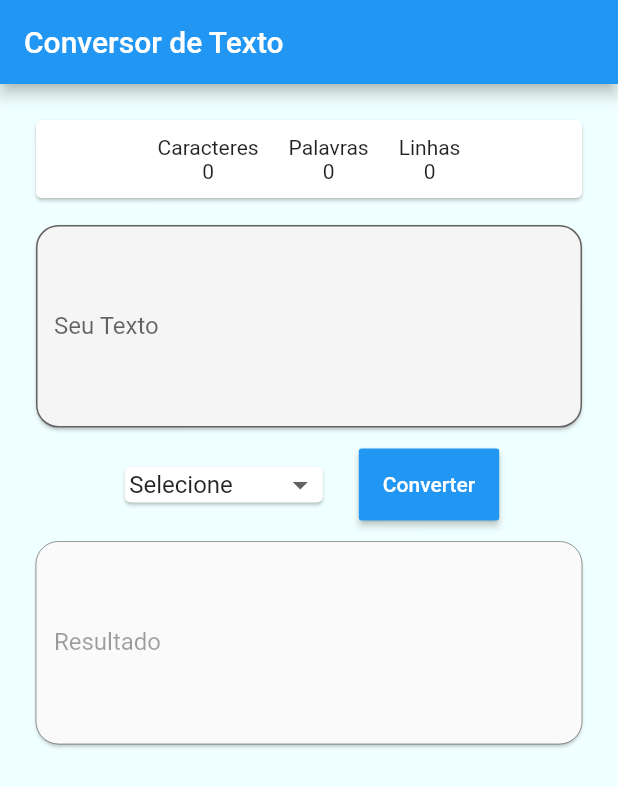
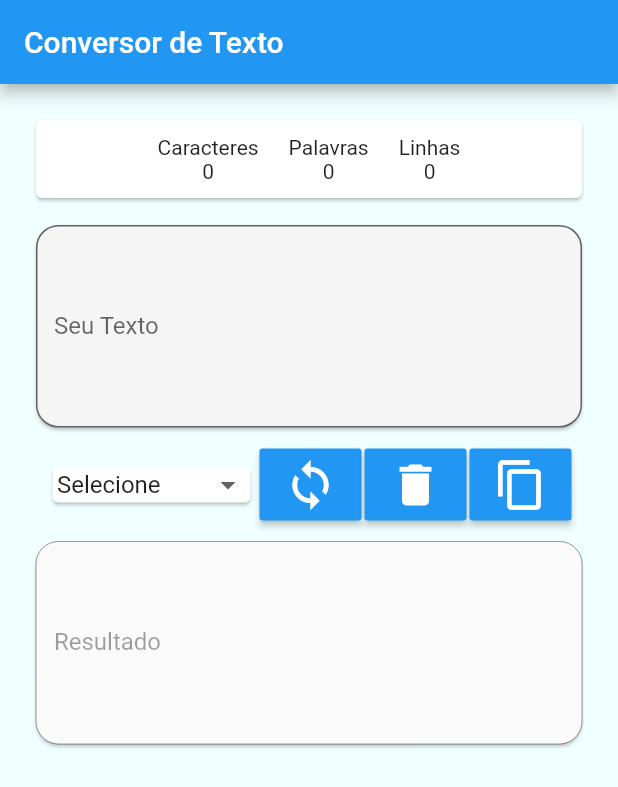
Before and after one commit to LeandroLS-archived/conversor-texto-app, a Flutter app: the screen it shows after launch, on a phone screen of 412 x 824 dp. Shown: the top 787 px of the screen. Run offline on Flutter 3.47's test engine with Material 2 defaults, Android fonts, the phone set to English and light mode, and no system bars.

Commit message:
colocando botões

```diff
--- a/lib/widgets/text_areas.dart
+++ b/lib/widgets/text_areas.dart
@@ -18,7 +18,8 @@ class _TextAreasState extends State<TextAreas> {
     'minúsculas',
   ];
 
-  final _myController = TextEditingController();
+  final textConvertedController = TextEditingController();
+  final userTextController = TextEditingController();
 
   convertText(String str) {
     switch (_dropdownValue) {
@@ -48,6 +49,7 @@ class _TextAreasState extends State<TextAreas> {
                   borderRadius: BorderRadius.circular(15),
                 ),
                 child: TextFormField(
+                  controller: userTextController,
                   maxLines: 5,
                   decoration: InputDecoration(
                     border: OutlineInputBorder(
@@ -67,14 +69,13 @@ class _TextAreasState extends State<TextAreas> {
                     setState(() {
                       this._userText = text;
                     });
-                    print("First text field: $text");
                   },
                 ),
               ),
               Container(
                 margin: EdgeInsets.all(10),
                 child: Row(
-                  mainAxisAlignment: MainAxisAlignment.center,
+                  mainAxisAlignment: MainAxisAlignment.spaceAround,
                   children: <Widget>[
                     Container(
                       width: 140,
@@ -103,25 +104,79 @@ class _TextAreasState extends State<TextAreas> {
                         ),
                       ),
                     ),
-                    SizedBox(
-                      width: 20,
-                    ),
-                    Container(
+                    Flexible(
+                      child: Container(
                         child: ButtonTheme(
+                          minWidth: 1,
+
                           // minWidth: 200.0,
                           height: 48.0,
                           child: RaisedButton(
-                          color: Theme.of(context).primaryColor,
                             textColor: Colors.white,
                             onPressed: () {
                               if (_formKey.currentState.validate()) {
                                 setState(() {
-                                _myController.text = convertText(_userText);
+                                  textConvertedController.text =
+                                      convertText(_userText);
                                 });
                               }
                             },
-                          child: const Text(
-                            'Converter',
+                            child: Icon(
+                              Icons.sync,
+                              color: Colors.white,
+                              size: 36.0,
+                              semanticLabel: 'Converter',
+                            ),
+                          ),
+                        ),
+                      ),
+                    ),
+                    Flexible(
+                      child: Container(
+                        child: ButtonTheme(
+                          minWidth: 1,
+
+                          // minWidth: 200.0,
+                          height: 48.0,
+                          child: RaisedButton(
+                            textColor: Colors.white,
+                            onPressed: () {
+                              if (_formKey.currentState.validate()) {
+                                setState(() {
+                                  this._userText = '';
+                                  userTextController.text = '';
+                                  textConvertedController.text = '';
+                                });
+                              }
+                            },
+                            child: Icon(
+                              Icons.delete,
+                              color: Colors.white,
+                              size: 36.0,
+                              semanticLabel: 'Apagar',
+                            ),
+                          ),
+                        ),
+                      ),
+                    ),
+                    Flexible(
+                      child: Container(
+                        child: ButtonTheme(
+                          minWidth: 1,
+                          height: 48.0,
+                          child: RaisedButton(
+                            textColor: Colors.white,
+                            onPressed: () {
+                              if (_formKey.currentState.validate()) {
+
+                              }
+                            },
+                            child: Icon(
+                              Icons.content_copy ,
+                              color: Colors.white,
+                              size: 36.0,
+                              semanticLabel: 'Copiar',
+                            ),
                           ),
                         ),
                       ),
@@ -137,7 +192,7 @@ class _TextAreasState extends State<TextAreas> {
               RoundedRectangleBorder(borderRadius: BorderRadius.circular(15)),
           child: TextFormField(
             maxLines: 5,
-            controller: _myController,
+            controller: textConvertedController,
             enabled: false,
             decoration: InputDecoration(
               border: OutlineInputBorder(
```
Lines whose indentation alone changed are shown as unchanged.
